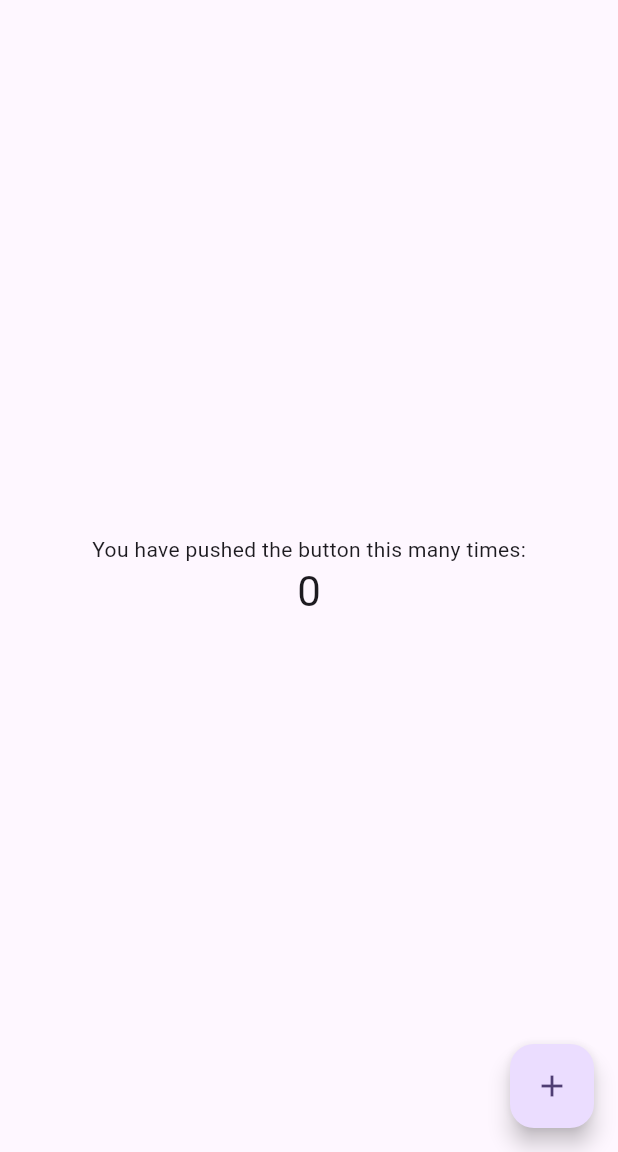
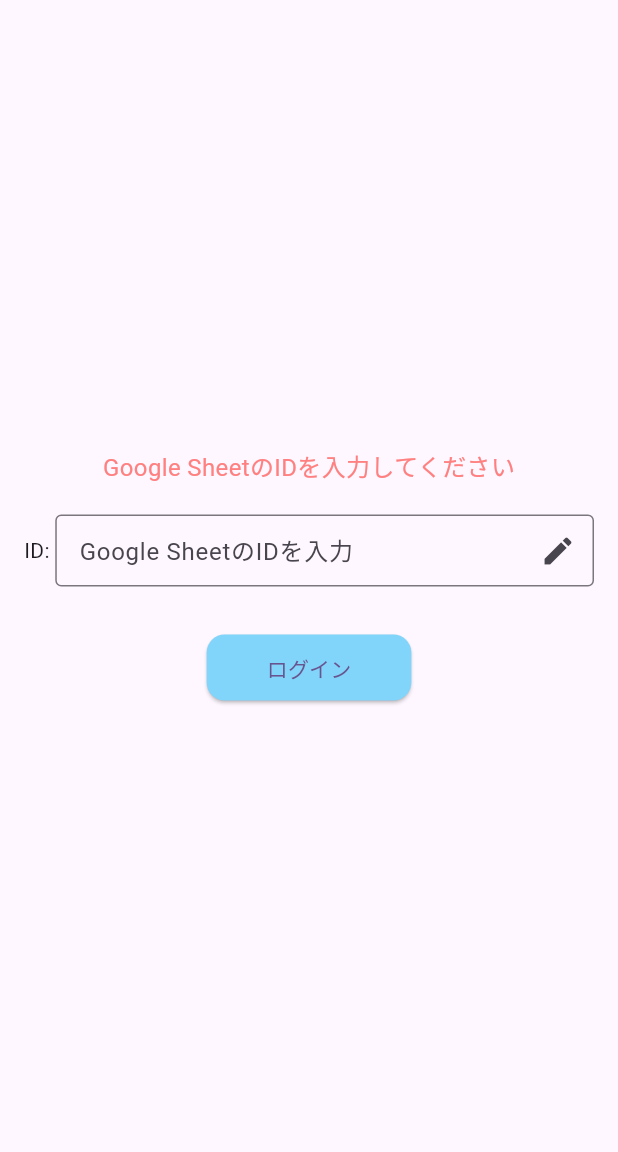
Before and after one commit to hyoshitake/Osewakiroku, a Flutter app: the screen it shows after launch, on a phone screen of 412 x 824 dp, the part 84-1236 px from its top. Run offline on Flutter 3.47's test engine with Material 3 defaults, Android fonts, the phone set to English and light mode, and no system bars.

Commit message:
初期画面作成

```diff
--- a/flutter_app/lib/main.dart
+++ b/flutter_app/lib/main.dart
@@ -55,17 +55,14 @@ class MyHomePage extends StatefulWidget {
 }
 
 class _MyHomePageState extends State<MyHomePage> {
-  int _counter = 0;
+  final TextEditingController _sheetIdController = TextEditingController();
 
-  void _incrementCounter() {
-    setState(() {
-      // This call to setState tells the Flutter framework that something has
-      // changed in this State, which causes it to rerun the build method below
-      // so that the display can reflect the updated values. If we changed
-      // _counter without calling setState(), then the build method would not be
-      // called again, and so nothing would appear to happen.
-      _counter++;
-    });
+  void _onLoginPressed() {
+    // ログインボタンが押されたときの処理をここに実装
+    if (_sheetIdController.text.isNotEmpty) {
+      // 入力されたGoogle SheetのIDを使用した処理
+      print('Google Sheet ID: ${_sheetIdController.text}');
+    }
   }
 
   @override
@@ -87,39 +84,57 @@ class _MyHomePageState extends State<MyHomePage> {
         title: Text(widget.title),
       ),
       body: Center(
-        // Center is a layout widget. It takes a single child and positions it
-        // in the middle of the parent.
+        child: Padding(
+          padding: const EdgeInsets.all(16.0),
           child: Column(
-          // Column is also a layout widget. It takes a list of children and
-          // arranges them vertically. By default, it sizes itself to fit its
-          // children horizontally, and tries to be as tall as its parent.
-          //
-          // Column has various properties to control how it sizes itself and
-          // how it positions its children. Here we use mainAxisAlignment to
-          // center the children vertically; the main axis here is the vertical
-          // axis because Columns are vertical (the cross axis would be
-          // horizontal).
-          //
-          // TRY THIS: Invoke "debug painting" (choose the "Toggle Debug Paint"
-          // action in the IDE, or press "p" in the console), to see the
-          // wireframe for each widget.
             mainAxisAlignment: MainAxisAlignment.center,
             children: <Widget>[
               const Text(
-              'You have pushed the button this many times:',
+                'Google SheetのIDを入力してください',
+                style: TextStyle(
+                  color: Color(0xFFFF8080), // 薄めの赤色
+                  fontSize: 16, // 1行で収まる程度の文字サイズ
                 ),
-            Text(
-              '$_counter',
-              style: Theme.of(context).textTheme.headlineMedium,
+              ),
+              const SizedBox(height: 20),
+              Row(
+                mainAxisAlignment: MainAxisAlignment.center,
+                children: [
+                  const Text('ID: '),
+                  Expanded(
+                    child: Container(
+                      constraints: const BoxConstraints(maxWidth: 300),
+                      child: TextField(
+                        controller: _sheetIdController,
+                        decoration: const InputDecoration(
+                          contentPadding:
+                              EdgeInsets.symmetric(horizontal: 12, vertical: 8),
+                          border: OutlineInputBorder(),
+                          suffixIcon: Icon(Icons.edit), // ペンマーク
+                          hintText: 'Google SheetのIDを入力',
+                        ),
+                      ),
+                    ),
+                  ),
+                ],
+              ),
+              const SizedBox(height: 30),
+              ElevatedButton(
+                onPressed: _onLoginPressed,
+                style: ElevatedButton.styleFrom(
+                  backgroundColor: Colors.lightBlue.shade200, // 薄い青色
+                  shape: RoundedRectangleBorder(
+                    borderRadius: BorderRadius.circular(12), // 角丸の四角
+                  ),
+                  padding:
+                      const EdgeInsets.symmetric(horizontal: 40, vertical: 12),
+                ),
+                child: const Text('ログイン'),
               ),
             ],
           ),
         ),
-      floatingActionButton: FloatingActionButton(
-        onPressed: _incrementCounter,
-        tooltip: 'Increment',
-        child: const Icon(Icons.add),
-      ), // This trailing comma makes auto-formatting nicer for build methods.
+      ),
     );
   }
 }
--- /dev/null
+++ b/prompt/20250621002501_初期画面作成.txt
@@ -0,0 +1,14 @@
+起動後の画面を作成します。
+- lib/main.dartを更新してください
+- _MyHomePageState classのbodyを書き換えてください
+  - Google SheetのIDの入力を促してください
+    - 「Google SheetのIDを入力してください」と表示します
+      - 薄めの赤色で表示して下さい
+      - 1行で収まる程度の文字サイズにしてください
+    - IDというラベルと入力欄を設置してください
+    - 入力欄の右側にペンマークをつけて編集可能であることが分かるようにしてください
+    - 入力欄は画面中央に表示してください
+  - 入力欄のすこし下にボタンを設置してください
+    - 「ログイン」とボタンに表示してください
+    - 薄い青い色で表示して下さい
+    - 角丸の四角で表示してください
```
Lines whose indentation alone changed are shown as unchanged.
